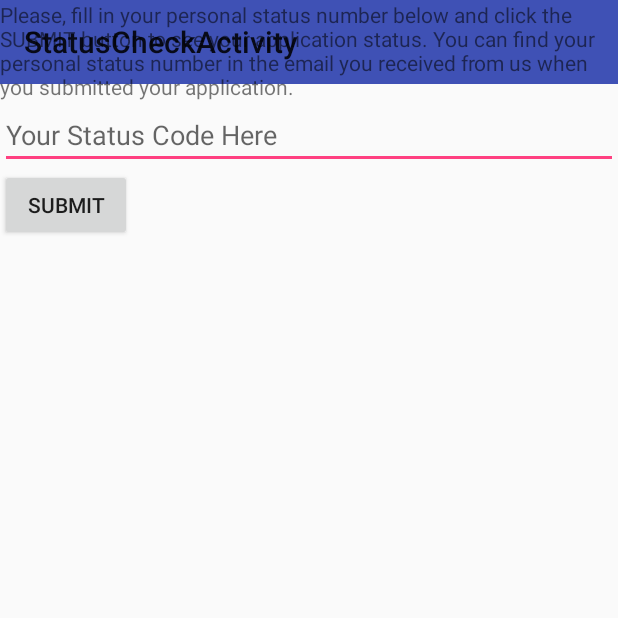
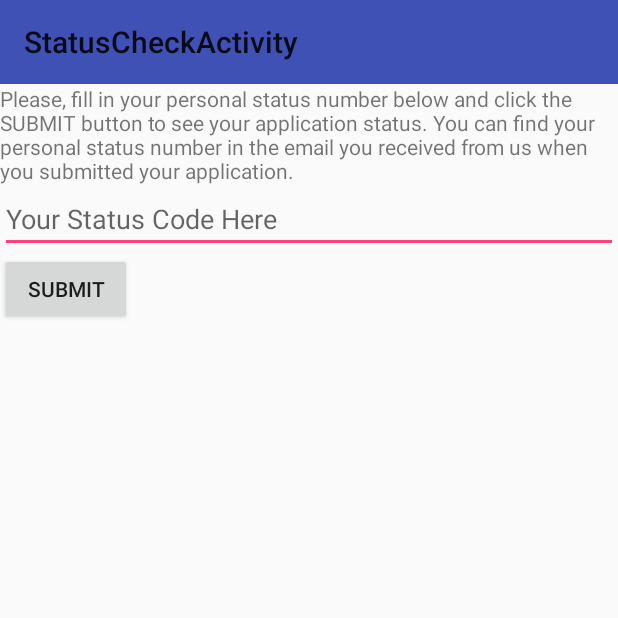
Before and after one commit to TeodoraFilipova/GetMyDriverCardApplication, an Android app: the StatusCheckActivity screen opened directly, with no data from a screen before it, after a tap on "SUBMIT", on a phone screen of 412 x 824 dp, the top half of it. Run offline under Robolectric (Android 15) with nearby library versions, the phone set to English and light mode, and no system bars; our stand-ins replace ButterKnife, Dagger/Hilt's generated code, RxJava; libraries missing offline, so code that uses them is left out: com.mikepenz.materialdrawer; network calls fail; 11 statements that could not run were skipped.

Commit message:
updated StatusCheckPresenter

```diff
--- a/Android/app/src/main/java/com/mystique/rt/getmydrivercardapplcation/views/statuscheck/StatusCheckPresenter.java
+++ b/Android/app/src/main/java/com/mystique/rt/getmydrivercardapplcation/views/statuscheck/StatusCheckPresenter.java
@@ -27,7 +27,7 @@ public class StatusCheckPresenter implements StatusCheckContracts.Presenter {
     }
 
     @Override
-    public void checkStatus(final String statusCheckCode) {
+    public void checkStatus(String statusCheckCode) {
         mView.showLoading();
         Disposable observable = Observable
                 .create((ObservableOnSubscribe<CardApplicationForm>) emitter -> {
--- a/Android/app/src/main/res/layout/activity_status_check.xml
+++ b/Android/app/src/main/res/layout/activity_status_check.xml
@@ -20,7 +20,8 @@
         <FrameLayout
             android:id="@+id/content"
             android:layout_width="match_parent"
-            android:layout_height="match_parent" />
+            android:layout_height="match_parent"
+            android:layout_below="@+id/drawer_toolbar"/>
 
     </RelativeLayout>
 
```
